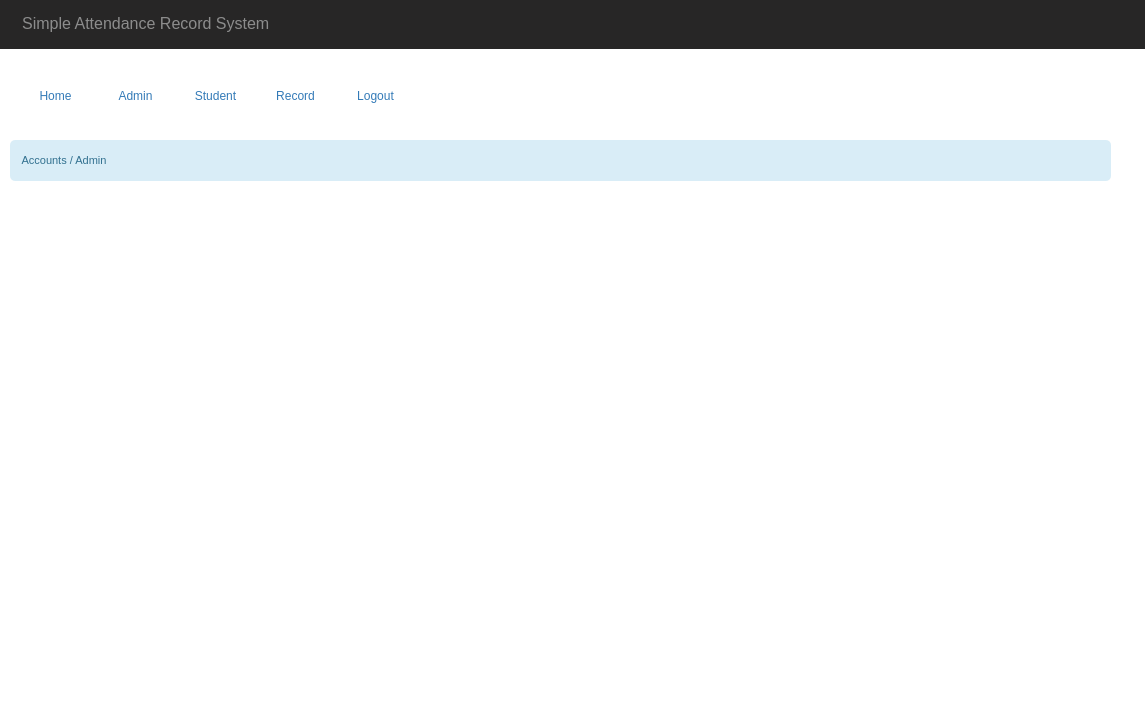
Old version of the form SARS.ui in the repository marcsandiego/SARS-DESKTOP.
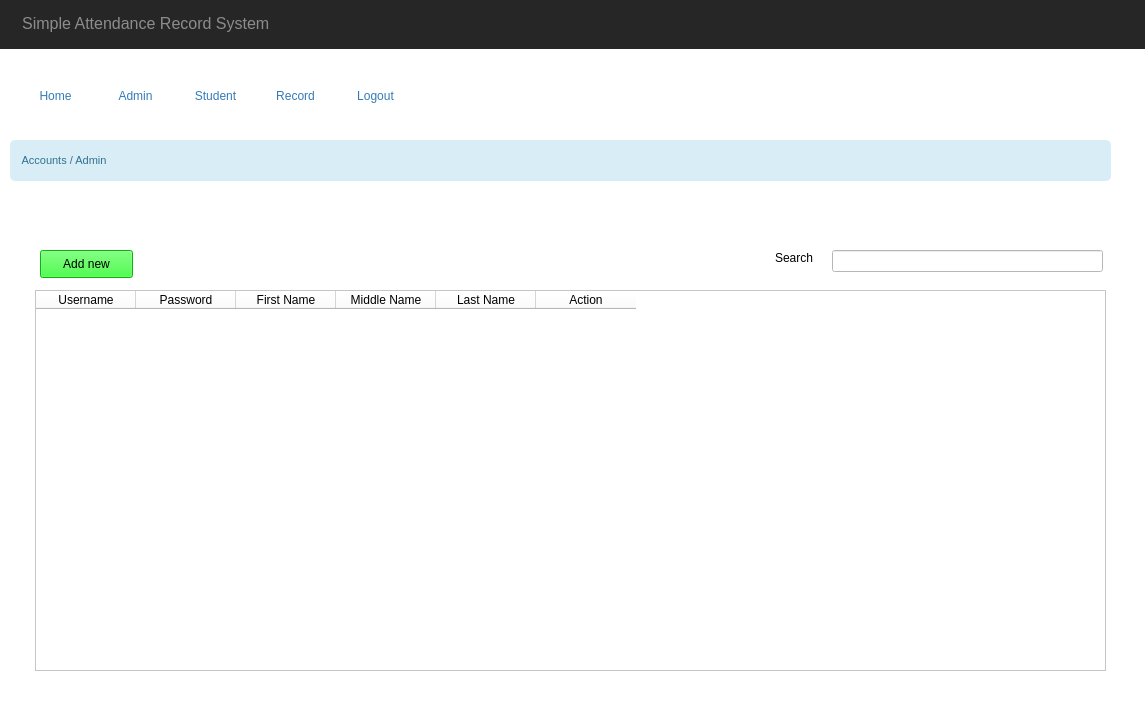
New version of the form. The open tabs and pages were chosen to show the change. Icons and pictures are not drawn.

```diff
--- a/SARS.ui
+++ b/SARS.ui
@@ -631,6 +631,180 @@
          <number>0</number>
         </property>
        </widget>
+       <widget class="QPushButton" name="addNewAdminBtn">
+        <property name="geometry">
+         <rect>
+          <x>30</x>
+          <y>110</y>
+          <width>93</width>
+          <height>28</height>
+         </rect>
+        </property>
+        <property name="palette">
+         <palette>
+          <active>
+           <colorrole role="Button">
+            <brush brushstyle="SolidPattern">
+             <color alpha="255">
+              <red>11</red>
+              <green>255</green>
+              <blue>11</blue>
+             </color>
+            </brush>
+           </colorrole>
+           <colorrole role="Base">
+            <brush brushstyle="SolidPattern">
+             <color alpha="255">
+              <red>11</red>
+              <green>255</green>
+              <blue>11</blue>
+             </color>
+            </brush>
+           </colorrole>
+           <colorrole role="Window">
+            <brush brushstyle="SolidPattern">
+             <color alpha="255">
+              <red>11</red>
+              <green>255</green>
+              <blue>11</blue>
+             </color>
+            </brush>
+           </colorrole>
+          </active>
+          <inactive>
+           <colorrole role="Button">
+            <brush brushstyle="SolidPattern">
+             <color alpha="255">
+              <red>11</red>
+              <green>255</green>
+              <blue>11</blue>
+             </color>
+            </brush>
+           </colorrole>
+           <colorrole role="Base">
+            <brush brushstyle="SolidPattern">
+             <color alpha="255">
+              <red>11</red>
+              <green>255</green>
+              <blue>11</blue>
+             </color>
+            </brush>
+           </colorrole>
+           <colorrole role="Window">
+            <brush brushstyle="SolidPattern">
+             <color alpha="255">
+              <red>11</red>
+              <green>255</green>
+              <blue>11</blue>
+             </color>
+            </brush>
+           </colorrole>
+          </inactive>
+          <disabled>
+           <colorrole role="Button">
+            <brush brushstyle="SolidPattern">
+             <color alpha="255">
+              <red>11</red>
+              <green>255</green>
+              <blue>11</blue>
+             </color>
+            </brush>
+           </colorrole>
+           <colorrole role="Base">
+            <brush brushstyle="SolidPattern">
+             <color alpha="255">
+              <red>11</red>
+              <green>255</green>
+              <blue>11</blue>
+             </color>
+            </brush>
+           </colorrole>
+           <colorrole role="Window">
+            <brush brushstyle="SolidPattern">
+             <color alpha="255">
+              <red>11</red>
+              <green>255</green>
+              <blue>11</blue>
+             </color>
+            </brush>
+           </colorrole>
+          </disabled>
+         </palette>
+        </property>
+        <property name="autoFillBackground">
+         <bool>false</bool>
+        </property>
+        <property name="styleSheet">
+         <string notr="true">background-color: #0bff0b
+</string>
+        </property>
+        <property name="text">
+         <string>Add new</string>
+        </property>
+       </widget>
+       <widget class="QTableWidget" name="adminTable">
+        <property name="geometry">
+         <rect>
+          <x>25</x>
+          <y>150</y>
+          <width>1071</width>
+          <height>381</height>
+         </rect>
+        </property>
+        <column>
+         <property name="text">
+          <string>Username</string>
+         </property>
+        </column>
+        <column>
+         <property name="text">
+          <string>Password</string>
+         </property>
+        </column>
+        <column>
+         <property name="text">
+          <string>First Name</string>
+         </property>
+        </column>
+        <column>
+         <property name="text">
+          <string>Middle Name</string>
+         </property>
+        </column>
+        <column>
+         <property name="text">
+          <string>Last Name</string>
+         </property>
+        </column>
+        <column>
+         <property name="text">
+          <string>Action</string>
+         </property>
+        </column>
+       </widget>
+       <widget class="QLineEdit" name="adminSearchFld">
+        <property name="geometry">
+         <rect>
+          <x>822</x>
+          <y>110</y>
+          <width>271</width>
+          <height>22</height>
+         </rect>
+        </property>
+       </widget>
+       <widget class="QLabel" name="adminSearchLabel">
+        <property name="geometry">
+         <rect>
+          <x>765</x>
+          <y>110</y>
+          <width>55</width>
+          <height>16</height>
+         </rect>
+        </property>
+        <property name="text">
+         <string>Search</string>
+        </property>
+       </widget>
       </widget>
       <widget class="QWidget" name="studentPage">
        <widget class="QLabel" name="label_18">
```
Left out of the diff: 147 changed lines with no effect on the pictures.
